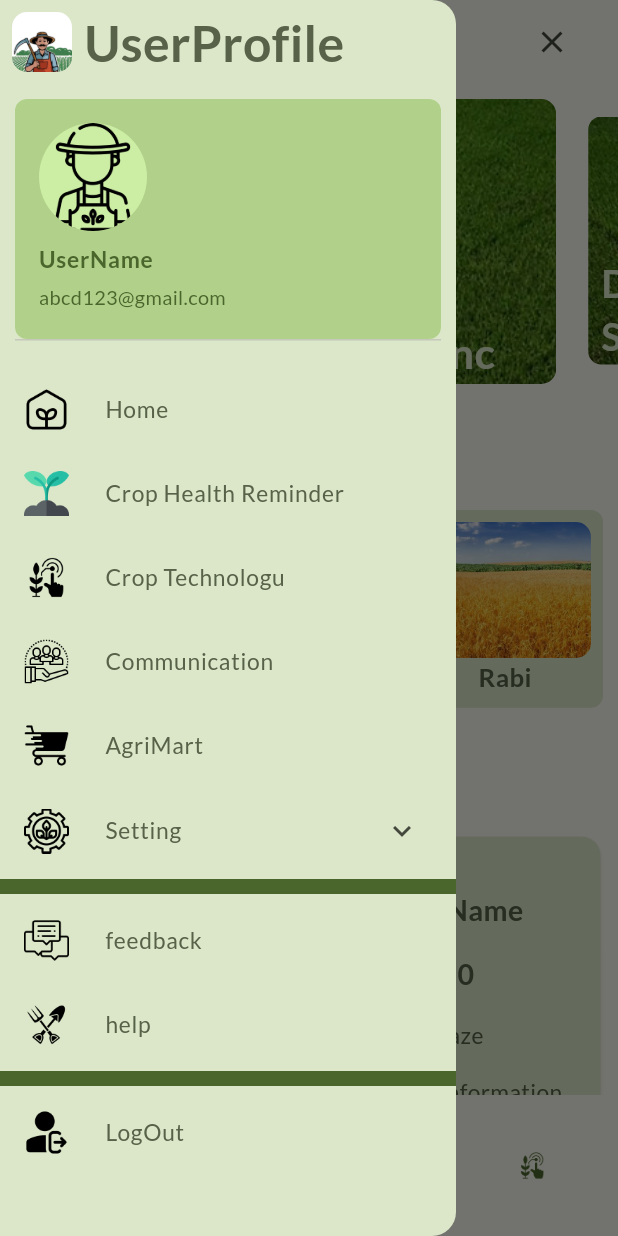
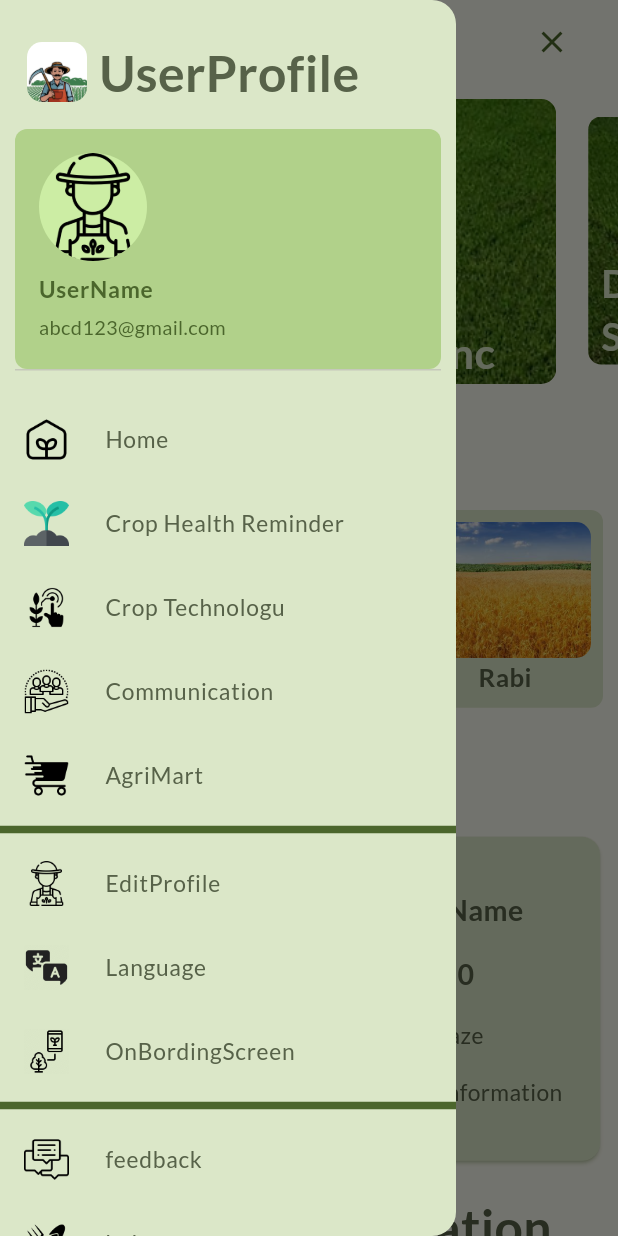
Before and after one commit to YashGajjar335/agrisync, a Flutter app: the HomeScreen screen opened directly, with the side drawer open, on a phone screen of 412 x 824 dp. Run offline on Flutter 3.47's test engine with Material 3 defaults, Android fonts, the phone set to English and light mode, and no system bars; drawn by our look-alikes of carousel_slider, flashy_tab_bar2; our stand-ins replace animated_splash_screen, curved_labeled_navigation_bar, google_fonts, lottie, shared_preferences, smooth_page_indicator; missing offline and left inert: page_animation_transition; accounts and stored records are empty; generated files the repository leaves out were written again.

Commit message:
update bottom navigation bar

```diff
--- a/lib/screens/crop_detail_screen.dart
+++ b/lib/screens/crop_detail_screen.dart
@@ -1,4 +1,3 @@
-import 'package:agrisync/widget/flashy_bottom_navigation_bar.dart';
 import 'package:agrisync/widget/text_lato.dart';
 import 'package:flutter/material.dart';
 
@@ -37,7 +36,6 @@ class _CropDetailScreenState extends State<CropDetailScreen> {
           );
         },
       ),
-      bottomNavigationBar: const FlashyBottomNavigationBar(),
     );
   }
 }
--- a/lib/screens/home_screen.dart
+++ b/lib/screens/home_screen.dart
@@ -1,6 +1,5 @@
 import 'package:agrisync/utils/agrisync_image_icon.dart';
 import 'package:agrisync/widget/drawer_child.dart';
-import 'package:agrisync/widget/flashy_bottom_navigation_bar.dart';
 import 'package:agrisync/widget/weather_card.dart';
 
 import 'package:flutter_gen/gen_l10n/app_localizations.dart';
@@ -24,6 +23,7 @@ class HomenScreenState extends State<HomeScreen> {
   @override
   Widget build(BuildContext context) {
     final AppLocalizations localizations = AppLocalizations.of(context)!;
+    final primary = Theme.of(context).colorScheme.primary;
     return Scaffold(
       appBar: AppBar(
         automaticallyImplyLeading: false,
@@ -37,10 +37,13 @@ class HomenScreenState extends State<HomeScreen> {
               builder: (context) => IconButton(
                 icon: AnimatedToggleButton(
                   currIndex: _drawerOpen,
-                  icon1: const Icon(Icons.close),
+                  icon1: Icon(
+                    Icons.close,
+                    color: primary,
+                  ),
                   icon2: Image.asset(
-                    AgrisyncImageIcon().home,
-                    color: Colors.black,
+                    AgrisyncImageIcon().more,
+                    color: primary,
                   ),
                 ),
                 onPressed: () {
@@ -99,7 +102,6 @@ class HomenScreenState extends State<HomeScreen> {
         backgroundColor: Theme.of(context).colorScheme.secondaryContainer,
         child: const DrawerChild(),
       ),
-      bottomNavigationBar: FlashyBottomNavigationBar(),
       onDrawerChanged: (isOpen) {
         // print("Drawer is : $isOpen");
         setState(() {
--- a/lib/utils/agrisync_image_icon.dart
+++ b/lib/utils/agrisync_image_icon.dart
@@ -19,4 +19,5 @@ class AgrisyncImageIcon {
   String openEye = "${iconpath}open_eye.png";
   String closeEye = "${iconpath}close_eye.png";
   String email = "${iconpath}email.png";
+  String more = "${iconpath}more.png";
 }
--- a/lib/widget/drawer_child.dart
+++ b/lib/widget/drawer_child.dart
@@ -17,9 +17,16 @@ class _DrawerChildState extends State<DrawerChild> {
   @override
   Widget build(BuildContext context) {
     final theme = Theme.of(context).colorScheme;
+    Divider divider = Divider(
+      thickness: 5,
+      color: theme.primary,
+    );
     return Column(
       children: [
-        const AgriSyncIcon(title: "UserProfile"),
+        const Padding(
+          padding: EdgeInsets.only(top: 20, left: 10),
+          child: AgriSyncIcon(title: "UserProfile"),
+        ),
         Padding(
           padding: const EdgeInsets.all(10.0),
           child: UserAccountsDrawerHeader(
@@ -95,14 +102,7 @@ class _DrawerChildState extends State<DrawerChild> {
                 title: const TextLato(text: "AgriMart"),
                 onTap: () {},
               ),
-              ExpansionTile(
-                title: const TextLato(text: "Setting"),
-                leading: Image.asset(
-                  AgrisyncImageIcon().setting,
-                  height: 30,
-                  width: 30,
-                ),
-                children: [
+              divider,
               ListTile(
                 leading: Image.asset(
                   AgrisyncImageIcon().profile,
@@ -129,25 +129,10 @@ class _DrawerChildState extends State<DrawerChild> {
                   width: 30,
                 ),
                 title: const TextLato(text: "OnBordingScreen"),
-                    onTap: () => Navigator.of(context).push(MaterialPageRoute(
-                        builder: (_) => const OnBordingScreen())),
+                onTap: () => Navigator.of(context).push(
+                    MaterialPageRoute(builder: (_) => const OnBordingScreen())),
               ),
-                  ListTile(
-                    leading: Image.asset(
-                      AgrisyncImageIcon().onBording,
-                      height: 30,
-                      width: 30,
-                    ),
-                    title: const TextLato(text: "OnBordingScreen"),
-                    onTap: () => Navigator.of(context).push(MaterialPageRoute(
-                        builder: (_) => const OnBordingScreen())),
-                  ),
-                ],
-              ),
-              Divider(
-                thickness: 10,
-                color: theme.primary,
-              ),
+              divider,
               ListTile(
                 leading: Image.asset(
                   AgrisyncImageIcon().feedback,
@@ -166,10 +151,7 @@ class _DrawerChildState extends State<DrawerChild> {
                 title: const TextLato(text: "help"),
                 onTap: () {},
               ),
-              Divider(
-                thickness: 10,
-                color: theme.primary,
-              ),
+              divider,
               ListTile(
                 leading: Image.asset(
                   AgrisyncImageIcon().logout,
--- a/lib/widget/flashy_bottom_navigation_bar.dart
+++ /dev/null
@@ -1,82 +0,0 @@
-import 'package:agrisync/screens/agritech_screen.dart';
-import 'package:agrisync/screens/crop_detail_screen.dart';
-import 'package:agrisync/screens/home_screen.dart';
-import 'package:agrisync/screens/login_screen.dart';
-import 'package:agrisync/shopping_page/shopping_page.dart';
-import 'package:agrisync/utils/agrisync_image_icon.dart';
-import 'package:agrisync/widget/image_assets.dart';
-import 'package:agrisync/widget/text_lato.dart';
-import 'package:flashy_tab_bar2/flashy_tab_bar2.dart';
-import 'package:flutter/material.dart';
-
-class FlashyBottomNavigationBar extends StatefulWidget {
-  const FlashyBottomNavigationBar({super.key});
-
-  @override
-  State<FlashyBottomNavigationBar> createState() =>
-      _FlashyBottomNavigationBarState();
-}
-
-class _FlashyBottomNavigationBarState extends State<FlashyBottomNavigationBar> {
-  int _selectedIndex = 2;
-  @override
-  Widget build(BuildContext context) {
-    List<Widget> tabItems = const [
-      CropDetailScreen(crop: "ANY"),
-      ShoppingPage(),
-      HomeScreen(),
-      LoginScreen(),
-      AgritechScreen(),
-    ];
-    return FlashyTabBar(
-      animationCurve: Curves.linear,
-      selectedIndex: _selectedIndex,
-      height: 70,
-      iconSize: 30,
-      backgroundColor: Colors.transparent,
-      showElevation: false, // use this to remove appBar's elevation
-      onItemSelected: (index) => setState(() {
-        _selectedIndex = index;
-        Navigator.push(
-            context, MaterialPageRoute(builder: (context) => tabItems[index]));
-        print(_selectedIndex);
-      }),
-      items: [
-        FlashyTabBarItem(
-          icon: ImageAssets(imagePath: AgrisyncImageIcon().cropHealthReminder),
-          title: const TextLato(text: "Crop"),
-        ),
-        FlashyTabBarItem(
-          icon: ImageAssets(
-            imagePath: AgrisyncImageIcon().shoppingCart,
-          ),
-          title: const TextLato(text: "AgriMart"),
-        ),
-        FlashyTabBarItem(
-          icon: ImageAssets(
-            imagePath: AgrisyncImageIcon().home,
-          ),
-          title: const TextLato(text: "Home"),
-        ),
-        FlashyTabBarItem(
-          icon: ImageAssets(
-            imagePath: AgrisyncImageIcon().socialPage,
-          ),
-          title: const TextLato(
-            text: "Thread",
-            fontSize: 15,
-          ),
-        ),
-        FlashyTabBarItem(
-          icon: ImageAssets(
-            imagePath: AgrisyncImageIcon().technology,
-          ),
-          title: const TextLato(
-            text: "AgriTech",
-            fontSize: 10,
-          ),
-        ),
-      ],
-    );
-  }
-}
```
Also changed, not shown: lib/onboarding screen/page_formate.dart (added, +53 -0 lines), lib/screens/agritech_screen.dart (+2 -8 lines), lib/screens/main_screen.dart (added, +90 -0 lines), lib/shopping_page/shopping_page.dart (+10 -12 lines), lib/utils/globle.dart (+13 -0 lines), lib/widget/image_assets.dart (+15 -9 lines), assets/icons/more.png (added), 3 other files. Lines whose indentation alone changed are shown as unchanged.
